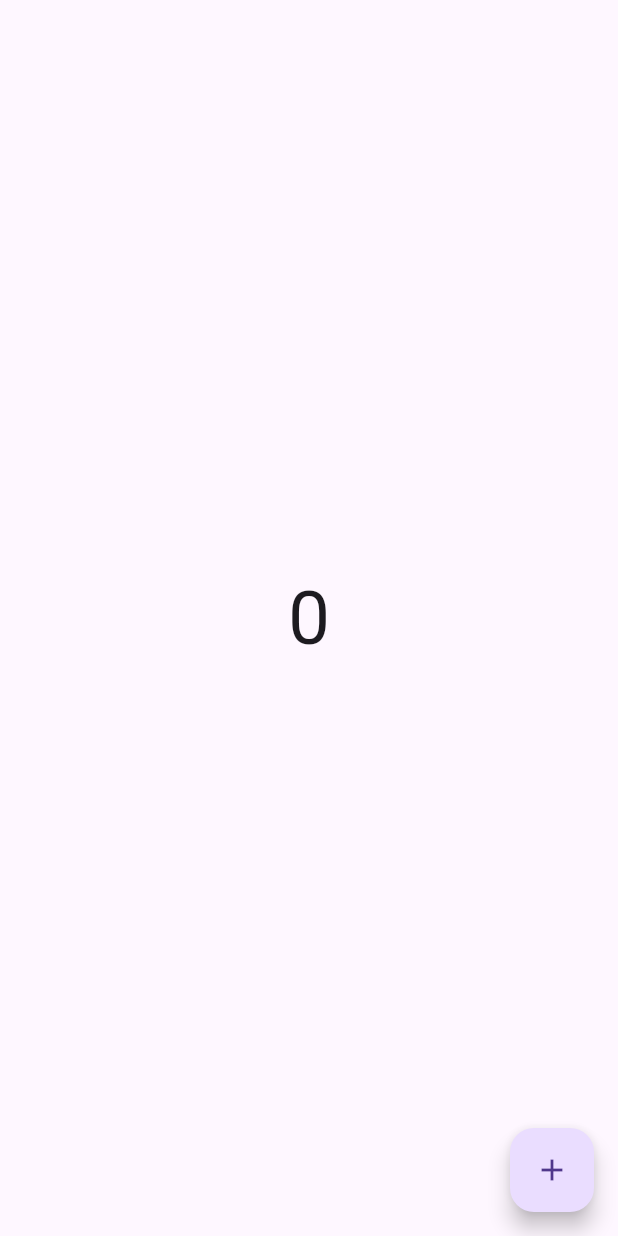
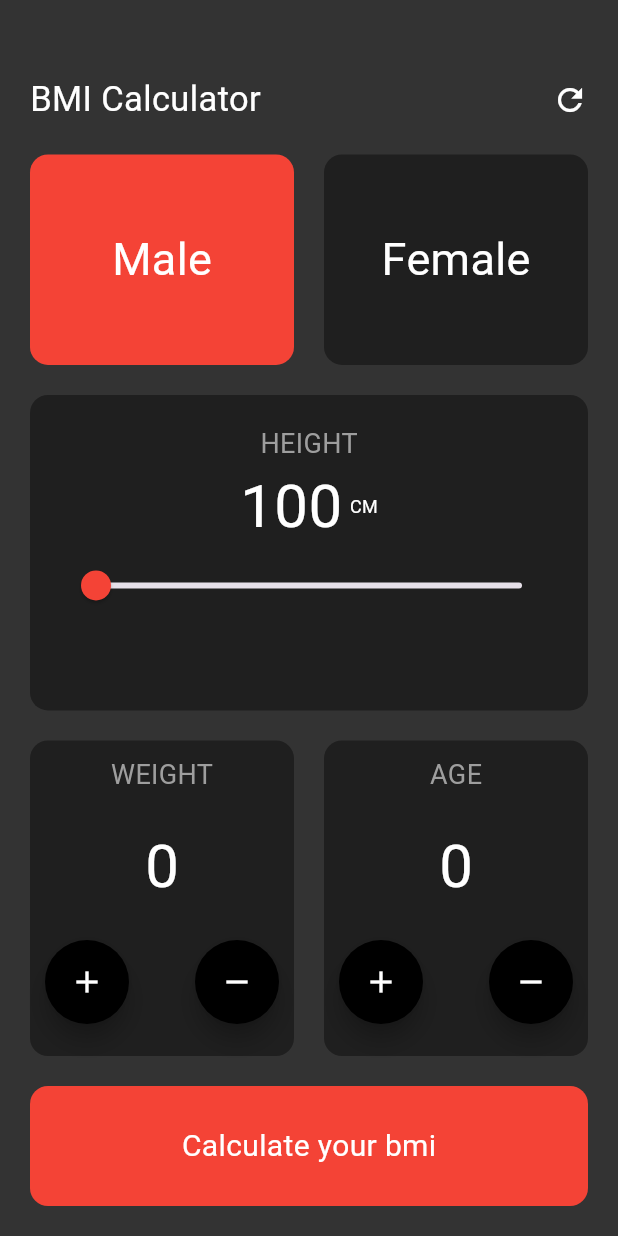
Before and after one commit to Ahmed-3lam/depi_7_25, a Flutter app: the screen it shows after launch, on a phone screen of 412 x 824 dp. Run offline on Flutter 3.47's test engine with Material 3 defaults, Android fonts, the phone set to English and light mode, and no system bars.

Commit message:
Bmi Calculator

```diff
--- /dev/null
+++ b/lib/bmi_calculator/bmi_screen.dart
@@ -0,0 +1,295 @@
+import 'package:flutter/material.dart';
+
+enum SexType { MALE, FEMALE }
+
+class BmiScreen extends StatefulWidget {
+  const BmiScreen({super.key});
+
+  @override
+  State<BmiScreen> createState() => _BmiScreenState();
+}
+
+class _BmiScreenState extends State<BmiScreen> {
+  double height = 100;
+  double weight = 0;
+  double age = 0;
+  SexType type = SexType.MALE;
+
+  @override
+  Widget build(BuildContext context) {
+    return Scaffold(
+      backgroundColor: Colors.white,
+      body: Container(
+        color: Colors.black.withOpacity(.8),
+        padding: EdgeInsets.only(top: 50, left: 20, right: 20, bottom: 20),
+        child: Column(
+          children: [
+            _header(),
+            SizedBox(height: 20),
+            Expanded(
+              flex: 2,
+              child: Row(
+                children: [
+                  Expanded(
+                    child: InkWell(
+                      onTap: () {
+                        type = SexType.MALE;
+                        setState(() {});
+                      },
+                      child: Container(
+                        decoration: _decoration(
+                          color: type == SexType.MALE ? Colors.red : null,
+                        ),
+                        child: Center(
+                          child: Text(
+                            "Male",
+                            style: TextStyle(color: Colors.white, fontSize: 30),
+                          ),
+                        ),
+                      ),
+                    ),
+                  ),
+
+                  SizedBox(width: 20),
+                  Expanded(
+                    child: InkWell(
+                      onTap: () {
+                        type = SexType.FEMALE;
+                        setState(() {});
+                      },
+                      child: Container(
+                        decoration: _decoration(
+                          color: type == SexType.FEMALE ? Colors.red : null,
+                        ),
+                        child: Center(
+                          child: Text(
+                            "Female",
+                            style: TextStyle(color: Colors.white, fontSize: 30),
+                          ),
+                        ),
+                      ),
+                    ),
+                  ),
+                ],
+              ),
+            ),
+            SizedBox(height: 20),
+            Expanded(
+              flex: 3,
+              child: Container(
+                height: 200,
+                width: double.infinity,
+                padding: EdgeInsets.all(20),
+                decoration: _decoration(),
+                child: Column(
+                  children: [
+                    Text(
+                      "HEIGHT",
+                      style: TextStyle(color: Colors.grey, fontSize: 18),
+                    ),
+                    Row(
+                      mainAxisAlignment: MainAxisAlignment.center,
+                      children: [
+                        Text(
+                          height.toInt().toString(),
+                          style: TextStyle(fontSize: 40, color: Colors.white),
+                        ),
+                        SizedBox(width: 5),
+                        Text(
+                          "CM",
+                          style: TextStyle(fontSize: 12, color: Colors.white),
+                        ),
+                      ],
+                    ),
+                    Slider(
+                      activeColor: Colors.red,
+                      min: 100,
+                      max: 220,
+                      value: height,
+                      onChanged: (value) {
+                        height = value;
+                        setState(() {});
+                        print(value);
+                      },
+                    ),
+                  ],
+                ),
+              ),
+            ),
+            SizedBox(height: 20),
+            Expanded(
+              flex: 3,
+              child: Row(
+                children: [
+                  Expanded(
+                    child: Container(
+                      height: 220,
+                      padding: EdgeInsets.all(10),
+                      decoration: _decoration(),
+                      child: Column(
+                        children: [
+                          Text(
+                            "WEIGHT",
+                            style: TextStyle(color: Colors.grey, fontSize: 18),
+                          ),
+                          SizedBox(height: 20),
+                          Text(
+                            weight.toInt().toString(),
+                            style: TextStyle(color: Colors.white, fontSize: 40),
+                          ),
+                          SizedBox(height: 20),
+                          Row(
+                            children: [
+                              FloatingActionButton(
+                                onPressed: () {
+                                  weight++;
+                                  setState(() {});
+                                },
+                                shape: const CircleBorder(),
+                                backgroundColor: Colors.black,
+                                child: Icon(Icons.add, color: Colors.white),
+                              ),
+                              Spacer(),
+                              FloatingActionButton(
+                                onPressed: () {
+                                  if (weight > 0) weight--;
+                                  setState(() {});
+                                },
+                                shape: const CircleBorder(),
+                                backgroundColor: Colors.black,
+                                child: Icon(Icons.remove, color: Colors.white),
+                              ),
+                            ],
+                          ),
+                        ],
+                      ),
+                    ),
+                  ),
+
+                  SizedBox(width: 20),
+                  Expanded(
+                    child: Container(
+                      height: 220,
+                      padding: EdgeInsets.all(10),
+                      decoration: _decoration(),
+                      child: Column(
+                        children: [
+                          Text(
+                            "AGE",
+                            style: TextStyle(color: Colors.grey, fontSize: 18),
+                          ),
+                          SizedBox(height: 20),
+                          Text(
+                            age.toInt().toString(),
+                            style: TextStyle(color: Colors.white, fontSize: 40),
+                          ),
+                          SizedBox(height: 20),
+                          Row(
+                            children: [
+                              FloatingActionButton(
+                                onPressed: () {
+                                  age++;
+                                  setState(() {});
+                                },
+                                shape: const CircleBorder(),
+                                backgroundColor: Colors.black,
+                                child: Icon(Icons.add, color: Colors.white),
+                              ),
+                              Spacer(),
+                              FloatingActionButton(
+                                onPressed: () {
+                                  if (age > 0) age--;
+                                  setState(() {});
+                                },
+                                shape: const CircleBorder(),
+                                backgroundColor: Colors.black,
+                                child: Icon(Icons.remove, color: Colors.white),
+                              ),
+                            ],
+                          ),
+                        ],
+                      ),
+                    ),
+                  ),
+                ],
+              ),
+            ),
+            SizedBox(height: 20),
+            InkWell(
+              onTap: () {
+                var bmi = weight / (height * height) * 10000;
+                var result = "";
+                switch (bmi) {
+                  case < 18.5:
+                    result = "Underweight";
+                  case >= 18.5 && <= 24.9:
+                    result = "Normal weight";
+                  case >= 25 && <= 29.9:
+                    result = "Overweight";
+
+                  default:
+                    result = "Obese";
+                }
+
+                showAlertDialog(context, title: result);
+                print(bmi.toString());
+              },
+              child: Container(
+                height: 80,
+                width: double.infinity,
+                decoration: BoxDecoration(
+                  color: Colors.red,
+                  borderRadius: BorderRadius.circular(12),
+                ),
+                child: Center(
+                  child: Text(
+                    "Calculate your bmi",
+                    style: TextStyle(color: Colors.white, fontSize: 20),
+                  ),
+                ),
+              ),
+            ),
+          ],
+        ),
+      ),
+    );
+  }
+
+  BoxDecoration _decoration({Color? color}) {
+    return BoxDecoration(
+      color: color ?? Colors.black.withOpacity(.4),
+      borderRadius: BorderRadius.circular(12),
+    );
+  }
+
+  Widget _header() {
+    return Row(
+      children: [
+        Text(
+          "BMI Calculator",
+          style: TextStyle(color: Colors.white, fontSize: 23),
+        ),
+        Spacer(),
+        Icon(Icons.refresh, color: Colors.white),
+      ],
+    );
+  }
+
+  void showAlertDialog(BuildContext context, {required String title}) {
+    AlertDialog alert = AlertDialog(title: Text(title));
+    showDialog(
+      context: context,
+      builder: (BuildContext context) {
+        return alert;
+      },
+    );
+  }
+}
+
+/// x , 2x , 2x   ... 300
+/// x + 2x + 2x = 300
+/// 5 x = 300
+///  x = 60
+/// * (4/7)
+/// * (2/7)
+/// * (1/7)
--- a/lib/main.dart
+++ b/lib/main.dart
@@ -1,6 +1,7 @@
 import 'package:depi_7_25/whatsapp/home_screen.dart';
 import 'package:flutter/material.dart';
 
+import 'bmi_calculator/bmi_screen.dart';
 import 'counter/counter_screen.dart';
 import 'messanger/messanger_screen.dart';
 
@@ -13,10 +14,7 @@ class MyApp extends StatelessWidget {
 
   @override
   Widget build(BuildContext context) {
-    return MaterialApp(
-      debugShowCheckedModeBanner: false,
-      home: CounterScreen(),
-    );
+    return MaterialApp(debugShowCheckedModeBanner: false, home: BmiScreen());
   }
 }
 
```
